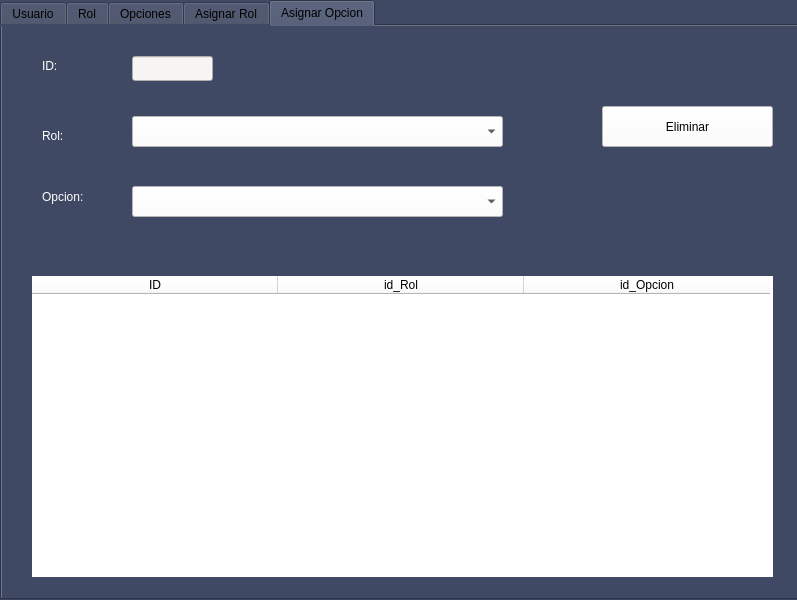
Above: Proyecto/Interfaces/Ui/Seguridad.ui from EdCenten0/MAPA-Python before the change. Below: the same form after it.
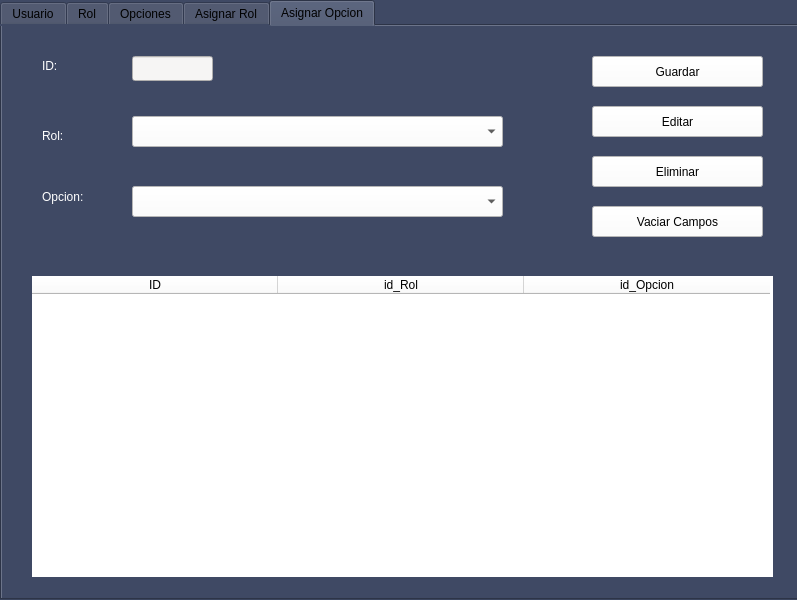
That is the form after the change. The open tabs and pages were chosen to show the change.

Commit message: Agregue la ventana de registrar y el guardar de Usuario_rol y Rol_opcion con sus entidades

Diff of the .ui file:
```diff
--- a/Proyecto/Interfaces/Ui/Seguridad.ui
+++ b/Proyecto/Interfaces/Ui/Seguridad.ui
@@ -878,22 +878,6 @@
      <attribute name="title">
       <string>Asignar Opcion</string>
      </attribute>
-     <widget class="QPushButton" name="bt_Eliminar_Asignar_Opcion">
-      <property name="geometry">
-       <rect>
-        <x>600</x>
-        <y>80</y>
-        <width>171</width>
-        <height>41</height>
-       </rect>
-      </property>
-      <property name="styleSheet">
-       <string notr="true">background-color: rgb(255, 255, 255);</string>
-      </property>
-      <property name="text">
-       <string>Eliminar</string>
-      </property>
-     </widget>
      <widget class="QLabel" name="label_16">
       <property name="geometry">
        <rect>
@@ -1033,6 +1017,70 @@
        <string>Opcion:</string>
       </property>
      </widget>
+     <widget class="QPushButton" name="bt_Editar_Rol_opcion">
+      <property name="geometry">
+       <rect>
+        <x>590</x>
+        <y>80</y>
+        <width>171</width>
+        <height>31</height>
+       </rect>
+      </property>
+      <property name="styleSheet">
+       <string notr="true">background-color: rgb(255, 255, 255);</string>
+      </property>
+      <property name="text">
+       <string>Editar</string>
+      </property>
+     </widget>
+     <widget class="QPushButton" name="bt_Eliminar_Rol_opcion">
+      <property name="geometry">
+       <rect>
+        <x>590</x>
+        <y>130</y>
+        <width>171</width>
+        <height>31</height>
+       </rect>
+      </property>
+      <property name="styleSheet">
+       <string notr="true">background-color: rgb(255, 255, 255);</string>
+      </property>
+      <property name="text">
+       <string>Eliminar</string>
+      </property>
+     </widget>
+     <widget class="QPushButton" name="bt_Guardar_Rol_opcion">
+      <property name="geometry">
+       <rect>
+        <x>590</x>
+        <y>30</y>
+        <width>171</width>
+        <height>31</height>
+       </rect>
+      </property>
+      <property name="styleSheet">
+       <string notr="true">background-color: rgb(255, 255, 255);</string>
+      </property>
+      <property name="text">
+       <string>Guardar</string>
+      </property>
+     </widget>
+     <widget class="QPushButton" name="bt_Vaciar_Rol_opcion">
+      <property name="geometry">
+       <rect>
+        <x>590</x>
+        <y>180</y>
+        <width>171</width>
+        <height>31</height>
+       </rect>
+      </property>
+      <property name="styleSheet">
+       <string notr="true">background-color: rgb(255, 255, 255);</string>
+      </property>
+      <property name="text">
+       <string>Vaciar Campos</string>
+      </property>
+     </widget>
     </widget>
    </widget>
   </widget>
```
Left out of the diff: 82 changed lines with no effect on the pictures. The commit also changes 12 other files.
